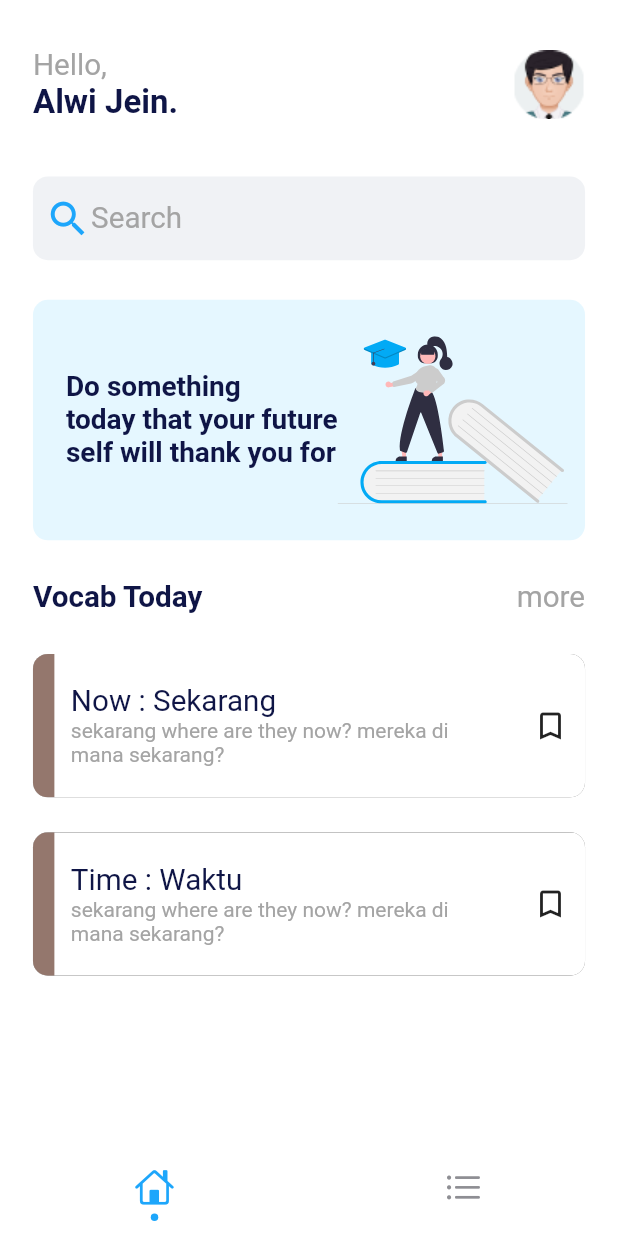
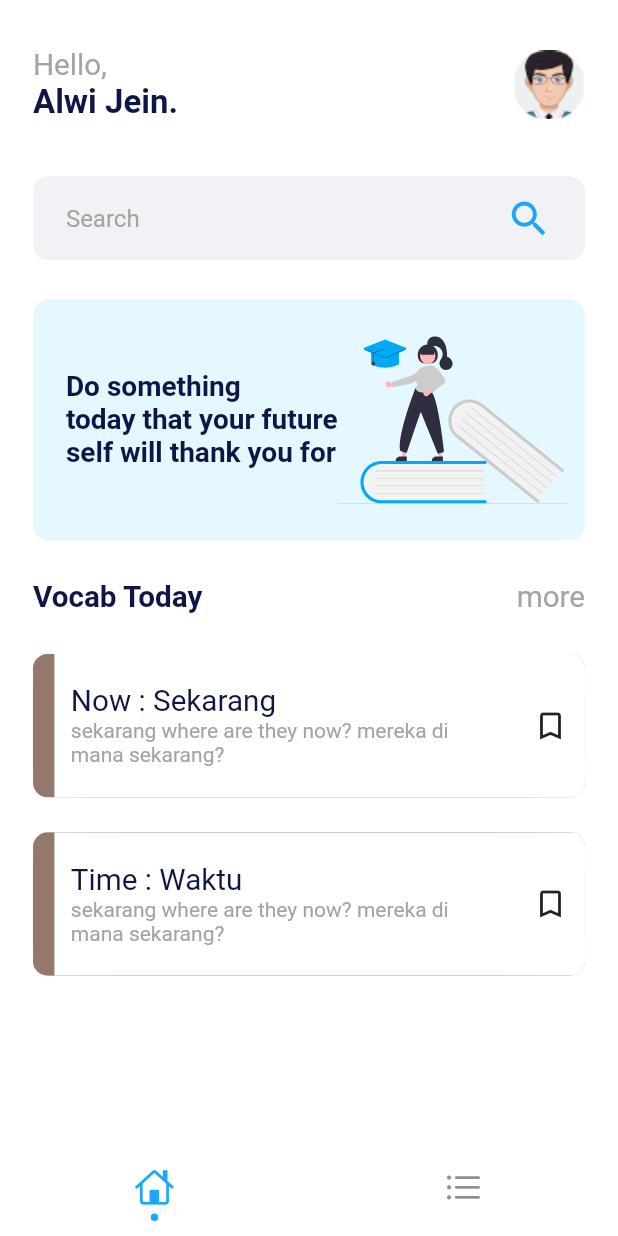
Before and after one commit to alwijein/flutter-vocab-daily, a Flutter app: the screen it shows after launch, on a phone screen of 412 x 824 dp. Run offline on Flutter 3.47's test engine with Material 2 defaults, Android fonts, the phone set to English and light mode, and no system bars; drawn by our look-alikes of persistent_bottom_nav_bar; our stand-ins replace bloc, flutter_bloc, flutter_svg.

Commit message:
merubah search rounded

```diff
--- a/lib/screens/components/vocab_card.dart
+++ b/lib/screens/components/vocab_card.dart
@@ -37,7 +37,7 @@ class VocabCard extends StatelessWidget {
             boxShadow: [
               BoxShadow(
                 color: Colors.black,
-                blurRadius: 10,
+                blurRadius: 50,
                 spreadRadius: 2,
               ),
             ],
--- a/lib/screens/home_screen/components/search_rounded.dart
+++ b/lib/screens/home_screen/components/search_rounded.dart
@@ -19,20 +19,27 @@ class SearchRounded extends StatelessWidget {
           borderRadius: BorderRadius.circular(10),
         ),
         child: Padding(
-          padding: EdgeInsets.all(8.0),
+          padding: EdgeInsets.symmetric(
+            horizontal: getPropertionateScreenWidht(20),
+          ),
           child: Row(
             children: [
+              Expanded(
+                child: TextField(
+                  decoration: InputDecoration(
+                    hintText: 'Search',
+                    hintStyle: TextStyle(
+                      color: kSecondaryColor,
+                    ),
+                    enabledBorder: InputBorder.none,
+                    focusedBorder: InputBorder.none,
+                  ),
+                ),
+              ),
               Icon(
                 Icons.search,
                 color: kPrimaryColor,
                 size: getPropertionateScreenWidht(28),
-              ),
-              Text(
-                'Search',
-                style: TextStyle(
-                  color: kSecondaryColor,
-                  fontSize: getPropertionateScreenWidht(18),
-                ),
               ),
             ],
           ),
```
Also changed, not shown: pubspec.lock.
